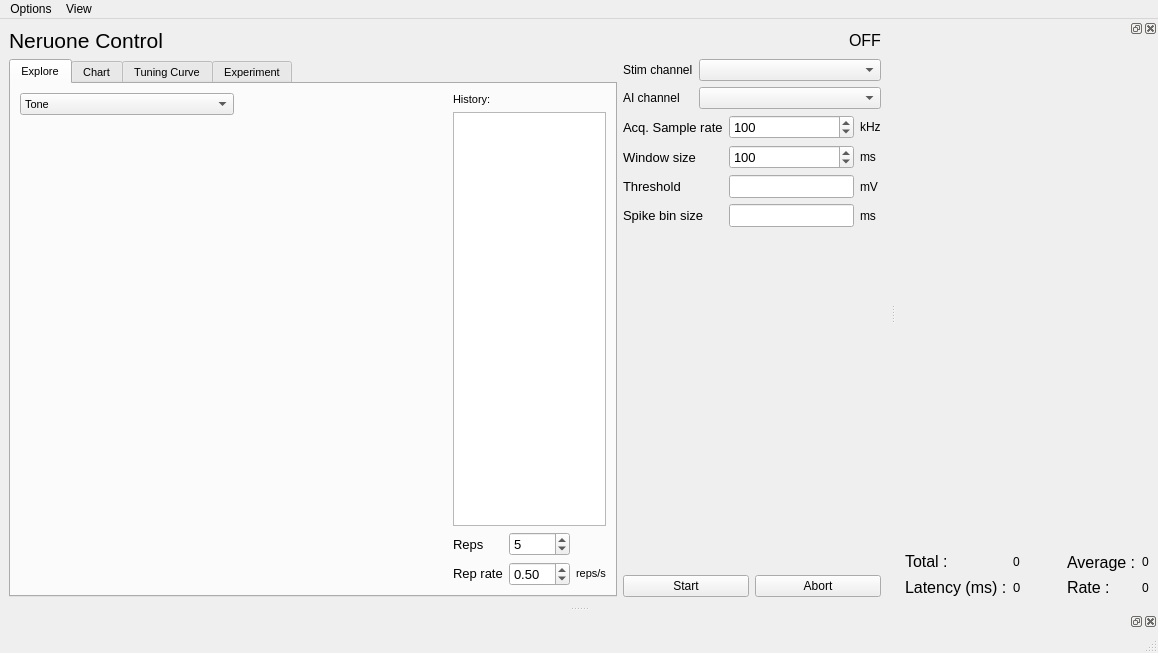
This is main/main_control.ui in portfors-lab/sparkle as Qt 5 draws it before an edit. The edited form follows.
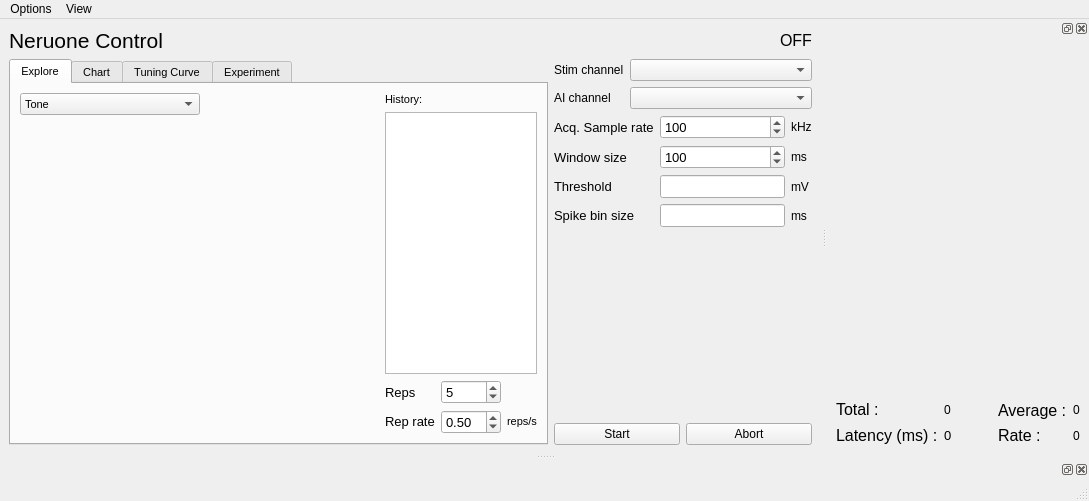
This is the edited form. The open tabs and pages were chosen to show the change. Custom widgets are drawn as their Qt base class.

```diff
--- a/main/main_control.ui
+++ b/main/main_control.ui
@@ -6,8 +6,8 @@
    <rect>
     <x>0</x>
     <y>0</y>
-    <width>1158</width>
-    <height>653</height>
+    <width>1089</width>
+    <height>501</height>
    </rect>
   </property>
   <property name="windowTitle">
@@ -1362,7 +1362,7 @@
     <rect>
      <x>0</x>
      <y>0</y>
-     <width>1158</width>
+     <width>1089</width>
      <height>21</height>
     </rect>
    </property>
@@ -1579,6 +1579,12 @@
    <header>audiolab.plotting.custom_plots</header>
    <container>1</container>
   </customwidget>
+  <customwidget>
+   <class>ToneParameterWidget</class>
+   <extends>QWidget</extends>
+   <header>audiolab.stim.tone_parameters</header>
+   <container>1</container>
+  </customwidget>
  </customwidgets>
  <resources/>
  <connections>
```
Left out of the diff: 6 changed lines with no effect on the pictures.
